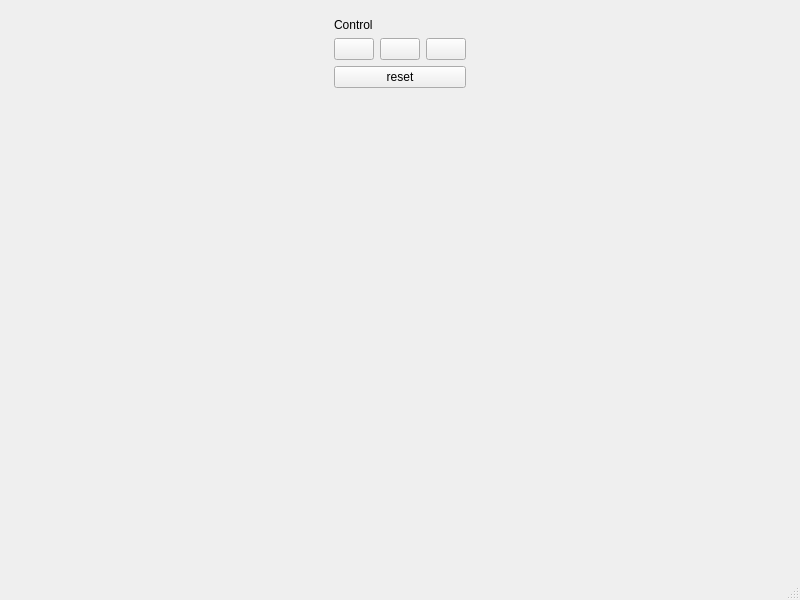
Above: src/mainwindow/mainwindow.ui from BigCubeCat/rutherford-experiment before the change. Below: the same form after it.
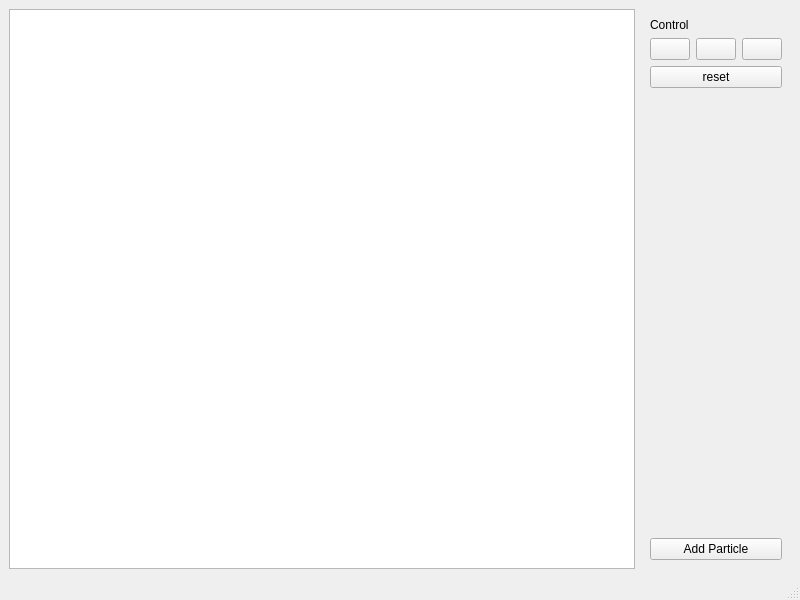
That is the form after the change.

The edit to the form file:
```diff
--- a/src/mainwindow/mainwindow.ui
+++ b/src/mainwindow/mainwindow.ui
@@ -18,7 +18,11 @@
     <item>
      <layout class="QHBoxLayout" name="mainLayout">
       <item>
-       <layout class="QVBoxLayout" name="canvasLayout"/>
+       <layout class="QVBoxLayout" name="canvasLayout">
+        <item>
+         <widget class="QGraphicsView" name="graphicsView"/>
+        </item>
+       </layout>
       </item>
       <item>
        <widget class="QWidget" name="verticalWidget" native="true">
@@ -105,6 +109,13 @@
            </property>
           </spacer>
          </item>
+         <item>
+          <widget class="QPushButton" name="addButton">
+           <property name="text">
+            <string>Add Particle</string>
+           </property>
+          </widget>
+         </item>
         </layout>
        </widget>
       </item>
```
Left out of the diff: 2 changed lines with no effect on the pictures.
